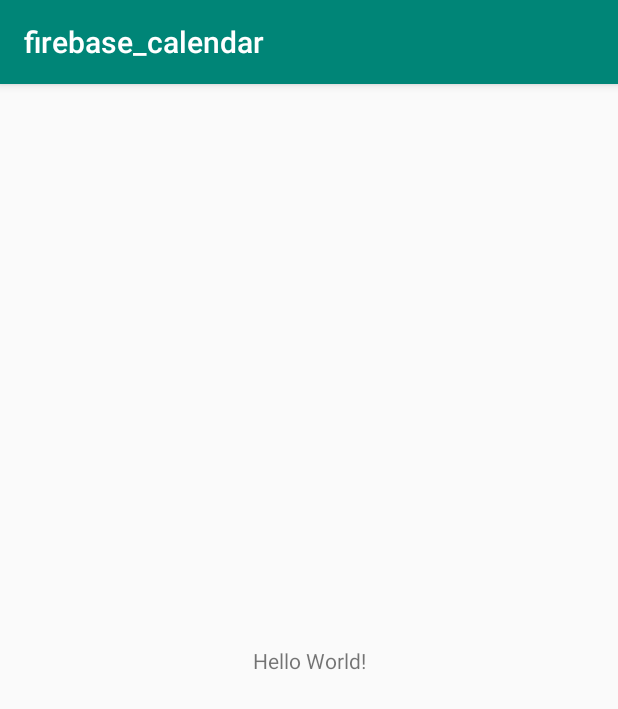
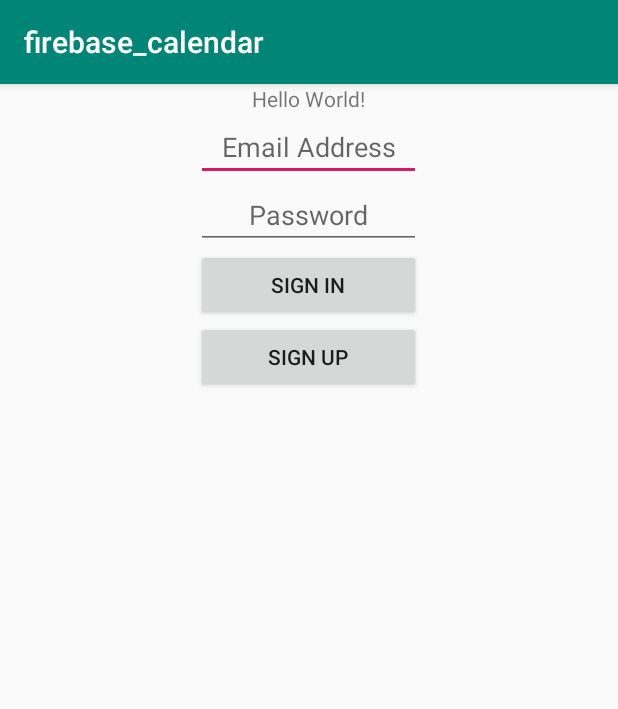
Before and after one commit to dmanikt/firebase_calendar, an Android app: the screen it shows after launch (MainActivity before the commit, SignInActivity after it), on a phone screen of 412 x 824 dp. Shown: the top 709 px of the screen. Run offline under Robolectric (Android 15) with nearby library versions, the phone set to English and light mode, and no system bars; libraries missing offline, so code that uses them is left out: com.firebase.ui; 2 statements that could not run were skipped.

Commit message:
sign in auth

```diff
--- a/app/build.gradle
+++ b/app/build.gradle
@@ -23,6 +23,7 @@
     implementation 'com.android.support:appcompat-v7:28.0.0'
     implementation 'com.android.support.constraint:constraint-layout:1.1.3'
     implementation 'com.firebaseui:firebase-ui-auth:4.3.1'
+    implementation 'com.google.firebase:firebase-database:16.1.0'
     //implementation 'com.google.firebase:firebase-analytics:17.2.0'
     testImplementation 'junit:junit:4.12'
     androidTestImplementation 'com.android.support.test:runner:1.0.2'
--- a/app/src/main/AndroidManifest.xml
+++ b/app/src/main/AndroidManifest.xml
@@ -10,7 +10,7 @@
         android:roundIcon="@mipmap/ic_launcher_round"
         android:supportsRtl="true"
         android:theme="@style/AppTheme">
-        <activity android:name=".MainActivity">
+        <activity android:name=".SignInActivity">
             <intent-filter>
                 <action android:name="android.intent.action.MAIN" />
 
--- a/app/src/main/java/com/example/firebase_calendar/MainActivity.java
+++ b/app/src/main/java/com/example/firebase_calendar/SignInActivity.java
@@ -8,12 +8,12 @@
 import java.util.Arrays;
 import java.util.List;
 
-public class MainActivity extends AppCompatActivity {
+public class SignInActivity extends AppCompatActivity {
 
     @Override
     protected void onCreate(Bundle savedInstanceState) {
         super.onCreate(savedInstanceState);
-        setContentView(R.layout.activity_main);
+        setContentView(R.layout.activity_sign_in);
 
         List<AuthUI.IdpConfig> providers = Arrays.asList(new AuthUI.IdpConfig.EmailBuilder().build());
         startActivityForResult(
--- /dev/null
+++ b/app/src/main/java/com/example/firebase_calendar/models/User.java
@@ -0,0 +1,16 @@
+package com.example.firebase_calendar.models;
+
+import com.google.firebase.database.IgnoreExtraProperties;
+
+@IgnoreExtraProperties
+public class User {
+    public String email;
+    public String id;
+
+    public User() {}
+
+    public User(String email, String id) {
+        this.email = email;
+        this.id = id;
+    }
+}
--- a/app/src/main/res/layout/activity_main.xml
+++ /dev/null
@@ -1,18 +0,0 @@
-<?xml version="1.0" encoding="utf-8"?>
-<android.support.constraint.ConstraintLayout xmlns:android="http://schemas.android.com/apk/res/android"
-    xmlns:app="http://schemas.android.com/apk/res-auto"
-    xmlns:tools="http://schemas.android.com/tools"
-    android:layout_width="match_parent"
-    android:layout_height="match_parent"
-    tools:context=".MainActivity">
-
-    <TextView
-        android:layout_width="wrap_content"
-        android:layout_height="wrap_content"
-        android:text="Hello World!"
-        app:layout_constraintBottom_toBottomOf="parent"
-        app:layout_constraintLeft_toLeftOf="parent"
-        app:layout_constraintRight_toRightOf="parent"
-        app:layout_constraintTop_toTopOf="parent" />
-
-</android.support.constraint.ConstraintLayout>
--- /dev/null
+++ b/app/src/main/res/layout/activity_sign_in.xml
@@ -0,0 +1,60 @@
+<?xml version="1.0" encoding="utf-8"?>
+<RelativeLayout xmlns:android="http://schemas.android.com/apk/res/android"
+    xmlns:tools="http://schemas.android.com/tools"
+    android:layout_width="match_parent"
+    android:layout_height="match_parent"
+    xmlns:app="http://schemas.android.com/apk/res-auto">
+
+    <TextView
+        android:id="@+id/txt"
+        android:layout_width="wrap_content"
+        android:layout_height="wrap_content"
+        android:text="Hello World!"
+        android:layout_centerHorizontal="true"/>
+
+    <LinearLayout
+        android:id="@+id/layoutEmailPassword"
+        android:layout_width="wrap_content"
+        android:layout_height="wrap_content"
+        android:layout_below="@+id/txt"
+        android:layout_centerHorizontal="true"
+        android:orientation="vertical">
+        <EditText
+            android:id="@+id/fieldEmail"
+            android:layout_width="150dp"
+            android:layout_height="wrap_content"
+            android:ellipsize="end"
+            android:gravity="center_horizontal"
+            android:hint="Email Address"
+            android:inputType="textEmailAddress"
+            android:maxLines="1" />
+        <EditText
+            android:id="@+id/fieldPassword"
+            android:layout_width="150dp"
+            android:layout_height="wrap_content"
+            android:ellipsize="end"
+            android:gravity="center_horizontal"
+            android:hint="Password"
+            android:inputType="textPassword"
+            android:maxLines="1" />
+    </LinearLayout>
+
+    <LinearLayout
+        android:id="@+id/layoutButtons"
+        android:layout_width="wrap_content"
+        android:layout_height="wrap_content"
+        android:layout_below="@+id/layoutEmailPassword"
+        android:layout_centerHorizontal="true"
+        android:orientation="vertical">
+        <Button
+            android:id="@+id/buttonSignIn"
+            android:layout_width="150dp"
+            android:layout_height="wrap_content"
+            android:text="Sign In" />
+        <Button
+            android:id="@+id/buttonSignUp"
+            android:layout_width="150dp"
+            android:layout_height="wrap_content"
+            android:text="Sign Up" />
+    </LinearLayout>
+</RelativeLayout>
```
